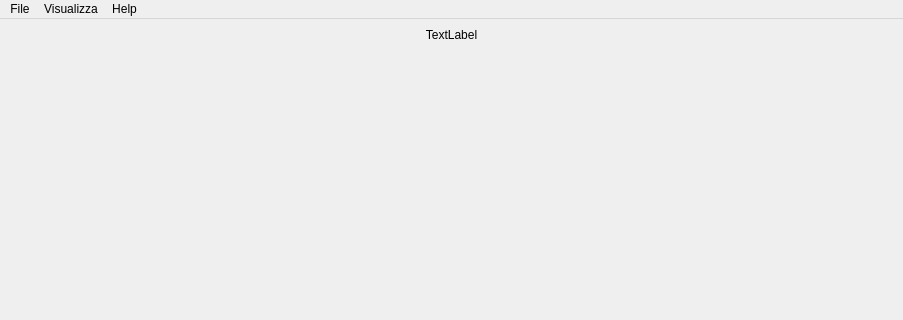
alessan10/c19-1, file c++/01_menu/menu_project/mainwindow.ui: the form before one commit; both pictures show x 0 to 903 and y 0 to 320 of the 903 by 646 pixel window.
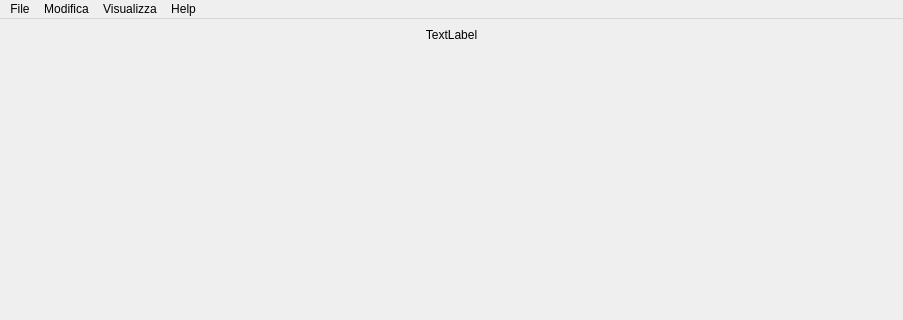
The form after the commit.

Commit message: [C++] added modifica.cpp -> still incomplete

What changed in the file:
```diff
--- a/c++/01_menu/menu_project/mainwindow.ui
+++ b/c++/01_menu/menu_project/mainwindow.ui
@@ -76,7 +76,14 @@
     <addaction name="actionVisualizza_Database"/>
     <addaction name="actionVisualizza_Statistiche"/>
    </widget>
+   <widget class="QMenu" name="menuModifica_2">
+    <property name="title">
+     <string>Modifica</string>
+    </property>
+    <addaction name="actionModifica_Dati_Paziente"/>
+   </widget>
    <addaction name="menuOperazioni"/>
+   <addaction name="menuModifica_2"/>
    <addaction name="menuModifica"/>
    <addaction name="menuHelp"/>
   </widget>
```
Left out of the diff: 5 changed lines with no effect on the pictures. The commit also changes 7 other files.
